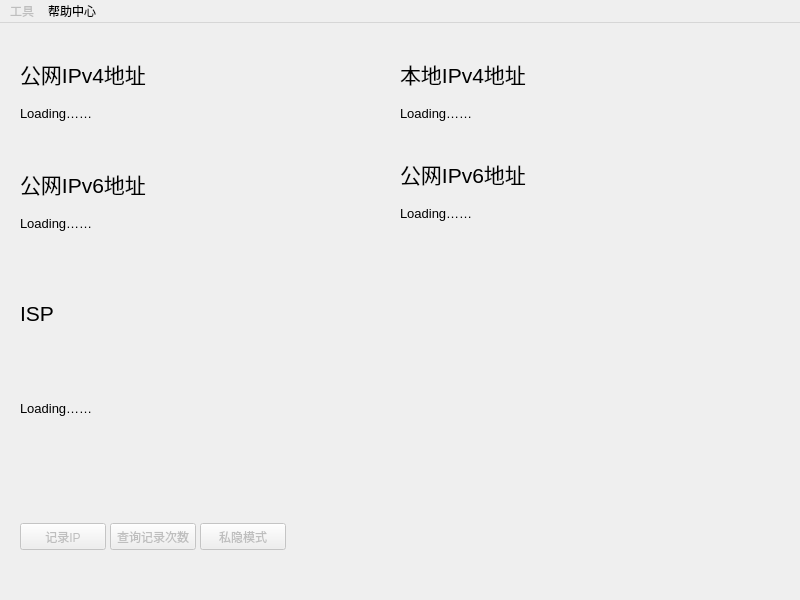
Before: the Qt Designer form home.ui in akass-org/Army_Knife, drawn with Qt 5.
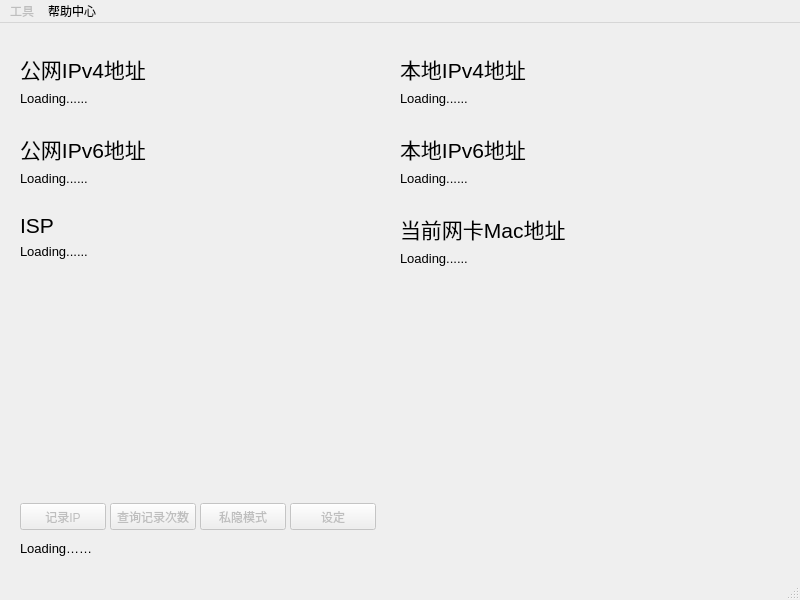
After: the same form once the commit is applied.

Commit message: UI微调、实现主机名显示

The edit to the form file:
```diff
--- a/home.ui
+++ b/home.ui
@@ -13,115 +13,7 @@
   <property name="windowTitle">
    <string>Yumeyoの网络瑞士军刀</string>
   </property>
-  <widget class="QWidget" name="centralwidget">
-   <widget class="QLabel" name="v4">
-    <property name="geometry">
-     <rect>
-      <x>20</x>
-      <y>30</y>
-      <width>171</width>
-      <height>41</height>
-     </rect>
-    </property>
-    <property name="font">
-     <font>
-      <pointsize>16</pointsize>
-     </font>
-    </property>
-    <property name="text">
-     <string>公网IPv4地址</string>
-    </property>
-   </widget>
-   <widget class="QLabel" name="v6">
-    <property name="geometry">
-     <rect>
-      <x>20</x>
-      <y>140</y>
-      <width>171</width>
-      <height>41</height>
-     </rect>
-    </property>
-    <property name="font">
-     <font>
-      <pointsize>16</pointsize>
-     </font>
-    </property>
-    <property name="text">
-     <string>公网IPv6地址</string>
-    </property>
-   </widget>
-   <widget class="QLabel" name="isp">
-    <property name="geometry">
-     <rect>
-      <x>20</x>
-      <y>270</y>
-      <width>101</width>
-      <height>41</height>
-     </rect>
-    </property>
-    <property name="font">
-     <font>
-      <pointsize>16</pointsize>
-     </font>
-    </property>
-    <property name="text">
-     <string>ISP</string>
-    </property>
-   </widget>
-   <widget class="QLabel" name="v4add">
-    <property name="geometry">
-     <rect>
-      <x>20</x>
-      <y>70</y>
-      <width>271</width>
-      <height>41</height>
-     </rect>
-    </property>
-    <property name="font">
-     <font>
-      <pointsize>10</pointsize>
-     </font>
-    </property>
-    <property name="text">
-     <string>Loading……</string>
-    </property>
-   </widget>
-   <widget class="QLabel" name="v6add">
-    <property name="geometry">
-     <rect>
-      <x>20</x>
-      <y>180</y>
-      <width>101</width>
-      <height>41</height>
-     </rect>
-    </property>
-    <property name="font">
-     <font>
-      <pointsize>10</pointsize>
-     </font>
-    </property>
-    <property name="text">
-     <string>Loading……</string>
-    </property>
-   </widget>
-   <widget class="QLabel" name="ispinfo">
-    <property name="geometry">
-     <rect>
-      <x>20</x>
-      <y>310</y>
-      <width>261</width>
-      <height>151</height>
-     </rect>
-    </property>
-    <property name="font">
-     <font>
-      <pointsize>10</pointsize>
-     </font>
-    </property>
-    <property name="text">
-     <string>Loading……</string>
-    </property>
-   </widget>
+  <widget class="QWidget" name="Home">
    <widget class="QPushButton" name="pushButton">
     <property name="enabled">
      <bool>false</bool>
@@ -129,7 +21,7 @@
     <property name="geometry">
      <rect>
       <x>110</x>
-      <y>500</y>
+      <y>480</y>
       <width>86</width>
       <height>27</height>
      </rect>
@@ -145,7 +37,7 @@
     <property name="geometry">
      <rect>
       <x>20</x>
-      <y>500</y>
+      <y>480</y>
       <width>86</width>
       <height>27</height>
      </rect>
@@ -161,7 +53,7 @@
     <property name="geometry">
      <rect>
       <x>200</x>
-      <y>500</y>
+      <y>480</y>
       <width>86</width>
       <height>27</height>
      </rect>
@@ -170,31 +62,29 @@
      <string>私隐模式</string>
     </property>
    </widget>
-   <widget class="QLabel" name="localv4">
+   <widget class="QPushButton" name="hidemode_2">
+    <property name="enabled">
+     <bool>false</bool>
+    </property>
     <property name="geometry">
      <rect>
-      <x>400</x>
-      <y>30</y>
-      <width>171</width>
-      <height>41</height>
+      <x>290</x>
+      <y>480</y>
+      <width>86</width>
+      <height>27</height>
      </rect>
     </property>
-    <property name="font">
-     <font>
-      <pointsize>16</pointsize>
-     </font>
-    </property>
     <property name="text">
-     <string>本地IPv4地址</string>
+     <string>设定</string>
     </property>
    </widget>
-   <widget class="QLabel" name="localv4add">
+   <widget class="QLabel" name="hostname">
     <property name="geometry">
      <rect>
-      <x>400</x>
-      <y>70</y>
-      <width>371</width>
-      <height>41</height>
+      <x>20</x>
+      <y>510</y>
+      <width>231</width>
+      <height>31</height>
      </rect>
     </property>
     <property name="font">
@@ -206,41 +96,221 @@
      <string>Loading……</string>
     </property>
    </widget>
-   <widget class="QLabel" name="localv6">
+   <widget class="QWidget" name="">
     <property name="geometry">
      <rect>
-      <x>400</x>
-      <y>130</y>
-      <width>171</width>
-      <height>41</height>
+      <x>20</x>
+      <y>30</y>
+      <width>134</width>
+      <height>58</height>
      </rect>
     </property>
-    <property name="font">
-     <font>
-      <pointsize>16</pointsize>
-     </font>
+    <layout class="QFormLayout" name="formLayout_2">
+     <item row="0" column="0">
+      <widget class="QLabel" name="v4">
+       <property name="font">
+        <font>
+         <pointsize>16</pointsize>
+        </font>
+       </property>
+       <property name="text">
+        <string>公网IPv4地址</string>
+       </property>
+      </widget>
+     </item>
+     <item row="1" column="0">
+      <widget class="QLabel" name="v4add">
+       <property name="font">
+        <font>
+         <pointsize>10</pointsize>
+        </font>
+       </property>
+       <property name="text">
+        <string>Loading......</string>
+       </property>
+      </widget>
+     </item>
+    </layout>
+   </widget>
+   <widget class="QWidget" name="">
+    <property name="geometry">
+     <rect>
+      <x>20</x>
+      <y>110</y>
+      <width>351</width>
+      <height>58</height>
+     </rect>
     </property>
-    <property name="text">
-     <string>公网IPv6地址</string>
+    <layout class="QFormLayout" name="formLayout_3">
+     <item row="0" column="0">
+      <widget class="QLabel" name="v6">
+       <property name="font">
+        <font>
+         <pointsize>16</pointsize>
+        </font>
+       </property>
+       <property name="text">
+        <string>公网IPv6地址</string>
+       </property>
+      </widget>
+     </item>
+     <item row="1" column="0">
+      <widget class="QLabel" name="v6add">
+       <property name="font">
+        <font>
+         <pointsize>10</pointsize>
+        </font>
+       </property>
+       <property name="text">
+        <string>Loading......</string>
+       </property>
+      </widget>
+     </item>
+    </layout>
+   </widget>
+   <widget class="QWidget" name="">
+    <property name="geometry">
+     <rect>
+      <x>20</x>
+      <y>190</y>
+      <width>351</width>
+      <height>271</height>
+     </rect>
     </property>
+    <layout class="QFormLayout" name="formLayout_4">
+     <item row="0" column="0">
+      <widget class="QLabel" name="isp">
+       <property name="font">
+        <font>
+         <pointsize>16</pointsize>
+        </font>
+       </property>
+       <property name="text">
+        <string>ISP</string>
+       </property>
+      </widget>
+     </item>
+     <item row="1" column="0">
+      <widget class="QLabel" name="ispinfo">
+       <property name="font">
+        <font>
+         <pointsize>10</pointsize>
+        </font>
+       </property>
+       <property name="text">
+        <string>Loading......</string>
+       </property>
+      </widget>
+     </item>
+    </layout>
    </widget>
-   <widget class="QLabel" name="localv6add">
+   <widget class="QWidget" name="">
     <property name="geometry">
      <rect>
       <x>400</x>
-      <y>170</y>
-      <width>371</width>
-      <height>41</height>
+      <y>30</y>
+      <width>134</width>
+      <height>58</height>
      </rect>
     </property>
-    <property name="font">
-     <font>
-      <pointsize>10</pointsize>
-     </font>
+    <layout class="QFormLayout" name="formLayout">
+     <item row="0" column="0">
+      <widget class="QLabel" name="localv4">
+       <property name="font">
+        <font>
+         <pointsize>16</pointsize>
+        </font>
+       </property>
+       <property name="text">
+        <string>本地IPv4地址</string>
+       </property>
+      </widget>
+     </item>
+     <item row="1" column="0">
+      <widget class="QLabel" name="localv4add">
+       <property name="font">
+        <font>
+         <pointsize>10</pointsize>
+        </font>
+       </property>
+       <property name="text">
+        <string>Loading......</string>
+       </property>
+      </widget>
+     </item>
+    </layout>
+   </widget>
+   <widget class="QWidget" name="">
+    <property name="geometry">
+     <rect>
+      <x>400</x>
+      <y>110</y>
+      <width>351</width>
+      <height>58</height>
+     </rect>
     </property>
-    <property name="text">
-     <string>Loading……</string>
+    <layout class="QFormLayout" name="formLayout_5">
+     <item row="0" column="0">
+      <widget class="QLabel" name="localv6">
+       <property name="font">
+        <font>
+         <pointsize>16</pointsize>
+        </font>
+       </property>
+       <property name="text">
+        <string>本地IPv6地址</string>
+       </property>
+      </widget>
+     </item>
+     <item row="1" column="0">
+      <widget class="QLabel" name="localv6add">
+       <property name="font">
+        <font>
+         <pointsize>10</pointsize>
+        </font>
+       </property>
+       <property name="text">
+        <string>Loading......</string>
+       </property>
+      </widget>
+     </item>
+    </layout>
+   </widget>
+   <widget class="QWidget" name="">
+    <property name="geometry">
+     <rect>
+      <x>400</x>
+      <y>190</y>
+      <width>174</width>
+      <height>58</height>
+     </rect>
     </property>
+    <layout class="QFormLayout" name="formLayout_6">
+     <item row="0" column="0">
+      <widget class="QLabel" name="currentMac">
+       <property name="font">
+        <font>
+         <pointsize>16</pointsize>
+        </font>
+       </property>
+       <property name="text">
+        <string>当前网卡Mac地址</string>
+       </property>
+      </widget>
+     </item>
+     <item row="1" column="0">
+      <widget class="QLabel" name="Mac">
+       <property name="font">
+        <font>
+         <pointsize>10</pointsize>
+        </font>
+       </property>
+       <property name="text">
+        <string>Loading......</string>
+       </property>
+      </widget>
+     </item>
+    </layout>
    </widget>
   </widget>
   <widget class="QMenuBar" name="menubar">
@@ -304,6 +374,7 @@
    <addaction name="tools"/>
    <addaction name="helpcenter"/>
   </widget>
+  <widget class="QStatusBar" name="statusBar"/>
   <action name="WOL">
    <property name="enabled">
     <bool>true</bool>
```
Left out of the diff: 2 changed lines with no effect on the pictures. The commit also changes 2 other files.
